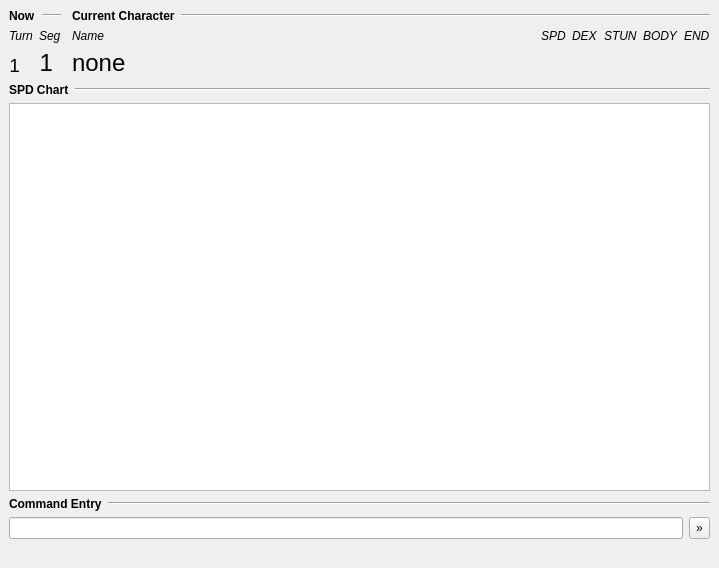
Above: src/hero_init/ui/main_window.ui from cgranade/hero_init before the change. Below: the same form after it.
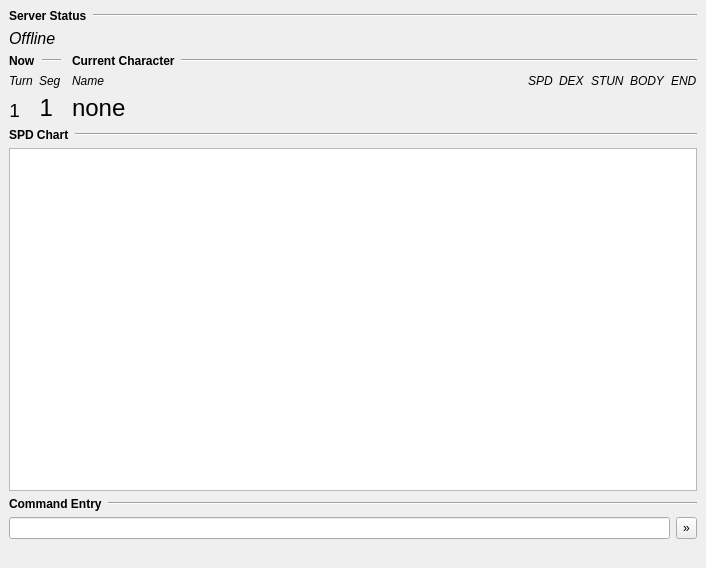
That is the form after the change.

Diff of the .ui file:
```diff
--- a/src/hero_init/ui/main_window.ui
+++ b/src/hero_init/ui/main_window.ui
@@ -6,7 +6,7 @@
    <rect>
     <x>0</x>
     <y>0</y>
-    <width>719</width>
+    <width>706</width>
     <height>568</height>
    </rect>
   </property>
@@ -15,6 +15,55 @@
   </property>
   <widget class="QWidget" name="centralwidget">
    <layout class="QVBoxLayout" name="verticalLayout_3">
+    <item>
+     <layout class="QHBoxLayout" name="horizontalLayout_7">
+      <item>
+       <widget class="QLabel" name="label_6">
+        <property name="sizePolicy">
+         <sizepolicy hsizetype="Minimum" vsizetype="Preferred">
+          <horstretch>0</horstretch>
+          <verstretch>0</verstretch>
+         </sizepolicy>
+        </property>
+        <property name="font">
+         <font>
+          <weight>75</weight>
+          <bold>true</bold>
+         </font>
+        </property>
+        <property name="text">
+         <string>Server Status</string>
+        </property>
+       </widget>
+      </item>
+      <item>
+       <widget class="Line" name="line_5">
+        <property name="sizePolicy">
+         <sizepolicy hsizetype="Expanding" vsizetype="Fixed">
+          <horstretch>0</horstretch>
+          <verstretch>0</verstretch>
+         </sizepolicy>
+        </property>
+        <property name="orientation">
+         <enum>Qt::Horizontal</enum>
+        </property>
+       </widget>
+      </item>
+     </layout>
+    </item>
+    <item>
+     <widget class="QLabel" name="lbl_server_status">
+      <property name="font">
+       <font>
+        <pointsize>12</pointsize>
+        <italic>true</italic>
+       </font>
+      </property>
+      <property name="text">
+       <string>Offline</string>
+      </property>
+     </widget>
+    </item>
     <item>
      <layout class="QHBoxLayout" name="horizontalLayout_6">
       <item>
```
Left out of the diff: 2 changed lines with no effect on the pictures.
